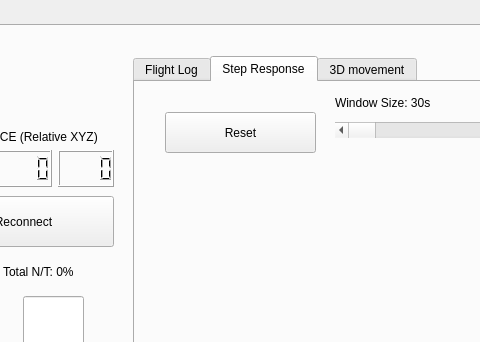
Before: the Qt Designer form src/GUI/single_drone_flight.ui in FSC-Lab/ros2_ground_station_gui, drawn with Qt 5; both pictures show x 599 to 1079 and y 0 to 342 of the 1326 by 865 pixel window.
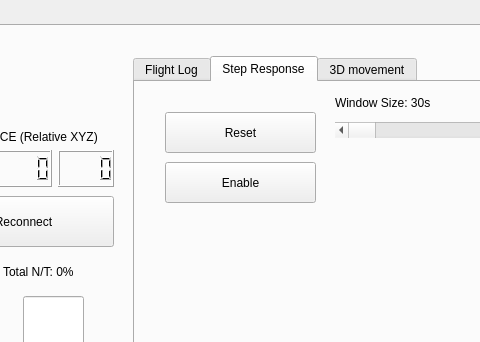
After: the same form once the commit is applied. The open tabs and pages were chosen to show the change.

Commit message: add enable log buttom

```diff
--- a/src/GUI/single_drone_flight.ui
+++ b/src/GUI/single_drone_flight.ui
@@ -440,6 +440,19 @@
        </rect>
       </property>
      </widget>
+     <widget class="QPushButton" name="buttom_enable_log">
+      <property name="geometry">
+       <rect>
+        <x>30</x>
+        <y>80</y>
+        <width>151</width>
+        <height>41</height>
+       </rect>
+      </property>
+      <property name="text">
+       <string>Enable</string>
+      </property>
+     </widget>
     </widget>
     <widget class="QWidget" name="tab_2">
      <attribute name="title">
```
The commit also changes 3 other files.
